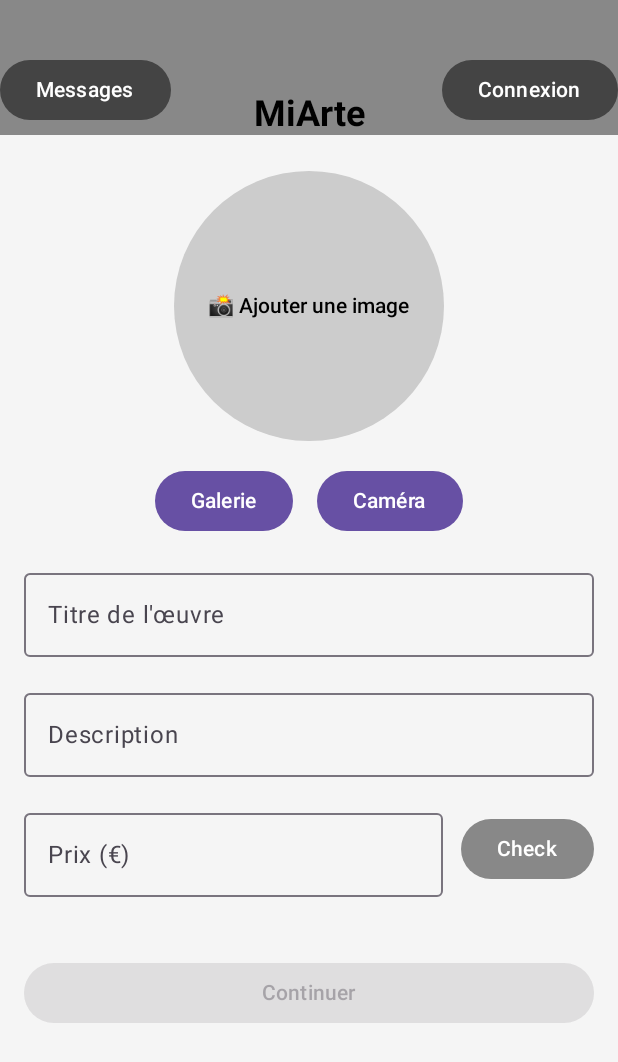
After one commit to DyablOcOrps/8INF865A2025_Projet_DB_MM, an Android app built with Jetpack Compose: the AddArtScreen screen opened through its navigation route, on a phone screen of 412 x 824 dp. The commit adds this screen. Shown: the top 1062 px of the screen. Run offline under Robolectric (Android 15) with nearby library versions, the phone set to English and light mode, and no system bars.

Commit message:
AddAddArtScreen

```diff
--- a/MiArte/app/build.gradle.kts
+++ b/MiArte/app/build.gradle.kts
@@ -50,6 +50,7 @@ dependencies {
     implementation(libs.androidx.ui.tooling.preview)
     implementation(libs.androidx.material3)
     implementation(libs.androidx.navigation.compose)
+    implementation(libs.coil.compose)
     testImplementation(libs.junit)
     androidTestImplementation(libs.androidx.junit)
     androidTestImplementation(libs.androidx.espresso.core)
--- a/MiArte/app/src/main/java/com/example/miarte/navigation/AppNavigation.kt
+++ b/MiArte/app/src/main/java/com/example/miarte/navigation/AppNavigation.kt
@@ -5,6 +5,7 @@ import androidx.navigation.NavHostController
 import androidx.navigation.compose.NavHost
 import androidx.navigation.compose.composable
 import androidx.navigation.compose.rememberNavController
+import com.example.miarte.ui.screens.AddArtScreen
 import com.example.miarte.ui.screens.AuthentificationScreen
 import com.example.miarte.ui.screens.CommunicationScreen
 import com.example.miarte.ui.screens.HomeScreen
@@ -28,5 +29,8 @@ fun AppNavigation() {
         composable("communication") {
             CommunicationScreen(navController)
         }
+        composable("add_art") {
+            AddArtScreen(navController)
+        }
     }
 }
--- /dev/null
+++ b/MiArte/app/src/main/java/com/example/miarte/ui/screens/AddArtScreen.kt
@@ -0,0 +1,159 @@
+package com.example.miarte.ui.screens
+
+import android.net.Uri
+import androidx.activity.compose.rememberLauncherForActivityResult
+import androidx.activity.result.contract.ActivityResultContracts
+import androidx.compose.foundation.Image
+import androidx.compose.foundation.background
+import androidx.compose.foundation.clickable
+import androidx.compose.foundation.layout.*
+import androidx.compose.foundation.shape.CircleShape
+import androidx.compose.foundation.text.KeyboardOptions
+import androidx.compose.material3.*
+import androidx.compose.runtime.*
+import androidx.compose.ui.Alignment
+import androidx.compose.ui.Modifier
+import androidx.compose.ui.graphics.Color
+import androidx.compose.ui.layout.ContentScale
+import androidx.compose.ui.platform.LocalContext
+import androidx.compose.ui.text.font.FontWeight
+import androidx.compose.ui.text.input.KeyboardType
+import androidx.compose.ui.tooling.preview.Preview
+import androidx.compose.ui.unit.dp
+import androidx.compose.ui.unit.sp
+import androidx.navigation.NavController
+import coil.compose.rememberAsyncImagePainter
+import coil.request.ImageRequest
+import com.example.miarte.ui.components.BaseScreen
+
+
+@Composable
+fun AddArtScreen(navController: NavController) {
+    var imageUri by remember { mutableStateOf<Uri?>(null) }
+    var title by remember { mutableStateOf("") }
+    var description by remember { mutableStateOf("") }
+    var price by remember { mutableStateOf("") }
+    var expertChecked by remember { mutableStateOf(false) }
+
+    val context = LocalContext.current
+
+    // --- Galerie ---
+    val galleryLauncher = rememberLauncherForActivityResult(
+        contract = ActivityResultContracts.GetContent()
+    ) { uri: Uri? -> imageUri = uri }
+
+    // --- Caméra ---
+    val cameraLauncher = rememberLauncherForActivityResult(
+        contract = ActivityResultContracts.TakePicturePreview()
+    ) { bitmap ->
+        bitmap?.let {
+            val uri = Uri.parse(
+                ImageRequest.Builder(context).data(bitmap).build().data.toString()
+            )
+            imageUri = uri
+        }
+    }
+
+    val allFieldsFilled = title.isNotBlank() &&
+            description.isNotBlank() &&
+            price.isNotBlank() &&
+            imageUri != null &&
+            expertChecked
+
+    Column(
+        modifier = Modifier
+            .fillMaxSize()
+            .background(Color(0xFFF5F5F5))
+    ) {
+        BaseScreen(navController) {
+            // --- Contenu principal ---
+            Column(
+                modifier = Modifier
+                    .fillMaxSize()
+                    .padding(16.dp),
+                verticalArrangement = Arrangement.spacedBy(16.dp),
+                horizontalAlignment = Alignment.CenterHorizontally
+            ) {
+                // Image
+                Box(
+                    modifier = Modifier
+                        .size(180.dp)
+                        .background(Color.LightGray, CircleShape)
+                        .clickable { galleryLauncher.launch("image/*") },
+                    contentAlignment = Alignment.Center
+                ) {
+                    if (imageUri != null) {
+                        Image(
+                            painter = rememberAsyncImagePainter(imageUri),
+                            contentDescription = null,
+                            modifier = Modifier.size(180.dp),
+                            contentScale = ContentScale.Crop
+                        )
+                    } else {
+                        Text("📸 Ajouter une image", fontWeight = FontWeight.SemiBold)
+                    }
+                }
+
+                // Boutons Galerie / Caméra
+                Row(horizontalArrangement = Arrangement.spacedBy(16.dp)) {
+                    Button(onClick = { galleryLauncher.launch("image/*") }) {
+                        Text("Galerie")
+                    }
+                    Button(onClick = { cameraLauncher.launch(null) }) {
+                        Text("Caméra")
+                    }
+                }
+
+                // Champs texte
+                OutlinedTextField(
+                    value = title,
+                    onValueChange = { title = it },
+                    label = { Text("Titre de l'œuvre") },
+                    modifier = Modifier.fillMaxWidth()
+                )
+
+                OutlinedTextField(
+                    value = description,
+                    onValueChange = { description = it },
+                    label = { Text("Description") },
+                    modifier = Modifier.fillMaxWidth()
+                )
+
+                // Prix + Validation Expert
+                Row(
+                    verticalAlignment = Alignment.CenterVertically,
+                    horizontalArrangement = Arrangement.spacedBy(12.dp),
+                    modifier = Modifier.fillMaxWidth()
+                ) {
+                    OutlinedTextField(
+                        value = price,
+                        onValueChange = { price = it },
+                        label = { Text("Prix (€)") },
+                        keyboardOptions = KeyboardOptions(keyboardType = KeyboardType.Number),
+                        modifier = Modifier.weight(1f)
+                    )
+
+                    Button(
+                        onClick = { expertChecked = !expertChecked },
+                        colors = ButtonDefaults.buttonColors(
+                            containerColor = if (expertChecked) Color(0xFF4CAF50) else Color.Gray
+                        )
+                    ) {
+                        Text(if (expertChecked) "Validé ✅" else "Check")
+                    }
+                }
+
+                // Bouton Continuer
+                Button(
+                    onClick = { navController.navigate("home") },
+                    enabled = allFieldsFilled,
+                    modifier = Modifier
+                        .fillMaxWidth()
+                        .padding(top = 24.dp)
+                ) {
+                    Text("Continuer")
+                }
+            }
+        }
+    }
+}
--- a/MiArte/app/src/main/java/com/example/miarte/ui/screens/HomeScreen.kt
+++ b/MiArte/app/src/main/java/com/example/miarte/ui/screens/HomeScreen.kt
@@ -31,7 +31,7 @@ fun HomeScreen(navController: NavController) {
                 .fillMaxSize(),
             contentAlignment = Alignment.BottomCenter
         ) {
-            ButtonAdd()
+            ButtonAdd(navController)
         }
     }
 }
@@ -68,9 +68,9 @@ fun CategoryChip(category: String) {
 }
 
 @Composable
-fun ButtonAdd() {
+fun ButtonAdd(navController: NavController) {
     FloatingActionButton(
-        onClick = { /* TODO: action du bouton + */ },
+        onClick = { navController.navigate("add_art") },
         containerColor = Color.Gray,
         modifier = Modifier.padding(bottom = 24.dp)
     ) {
--- a/MiArte/gradle/libs.versions.toml
+++ b/MiArte/gradle/libs.versions.toml
@@ -9,8 +9,10 @@ lifecycleRuntimeKtx = "2.9.4"
 activityCompose = "1.11.0"
 composeBom = "2024.09.00"
 navigation = "2.9.5"
+coil = "2.7.0"
 
 [libraries]
+coil-compose = { module = "io.coil-kt:coil-compose", version.ref = "coil" }
 androidx-navigation-compose = { module = "androidx.navigation:navigation-compose", version = "2.9.5" }
 androidx-core-ktx = { group = "androidx.core", name = "core-ktx", version.ref = "coreKtx" }
 junit = { group = "junit", name = "junit", version.ref = "junit" }
```
